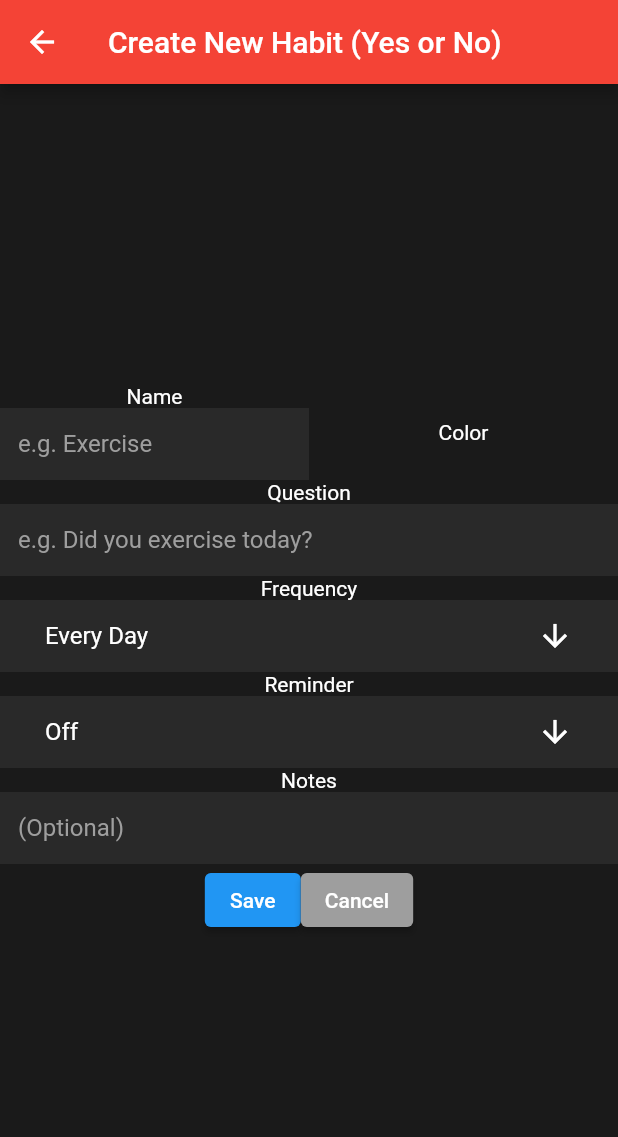
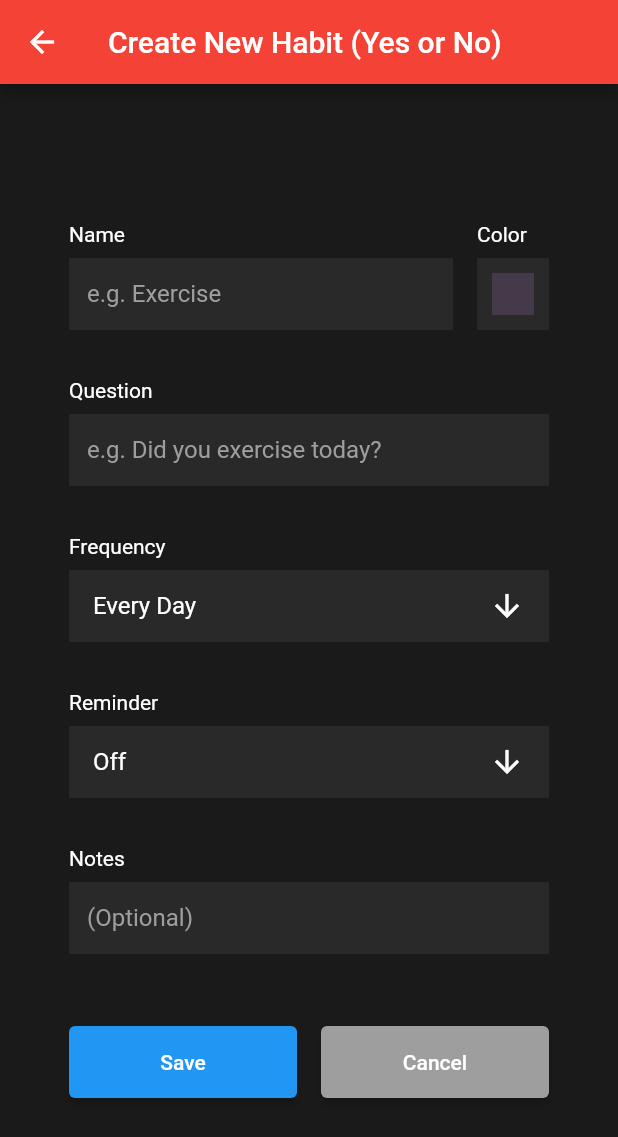
Before and after one commit to accountability-tracker/habit_tracker, a Flutter app: the Page_CreateNewHabitYesOrNo screen opened directly, on a phone screen of 412 x 824 dp. Shown: the top 1137 px of the screen. Run offline on Flutter 3.47's test engine with Material 2 defaults, Android fonts, the phone set to English and light mode, and no system bars; our stand-ins replace flutter_colorpicker, flutter_riverpod.

Commit message:
Add: colorpicker and finish inital design of create simple habit page

```diff
--- a/lib/CreateNewHabitYesOrNo/CreateNewHabitYesOrNo.dart
+++ b/lib/CreateNewHabitYesOrNo/CreateNewHabitYesOrNo.dart
@@ -1,5 +1,6 @@
 import 'package:flutter/material.dart';
 import 'package:flutter_riverpod/flutter_riverpod.dart';
+import 'package:flutter_colorpicker/flutter_colorpicker.dart';
 
 import '../components/FlatTextField.dart';
 import '../components/FlatDropdown.dart';
@@ -39,6 +40,16 @@ class _Page_CreateNewHabitYesOrNo extends State<Page_CreateNewHabitYesOrNo> {
   //   });
   // }
 
+
+  // create some values
+  Color pickerColor = Color(0xff443a49);
+  Color currentColor = Color(0xff443a49);
+  // ValueChanged<Color> callback
+  void changeColor(Color color) {
+    setState(() => pickerColor = color);
+  }
+
+
   @override
   void dispose() {
     nameTextController.dispose();
@@ -53,6 +64,15 @@ class _Page_CreateNewHabitYesOrNo extends State<Page_CreateNewHabitYesOrNo> {
         title: Text("Create New Habit (Yes or No)"),
       ),
       body: Center(
+        child: Container(
+          margin: const EdgeInsets.all(16.0),
+
+          constraints: BoxConstraints (
+            minWidth: 320,
+            maxWidth: 896, // 16 * 56
+          ),
+          width: MediaQuery.of(context).size.width * 0.7,
+
           child: Column(
             mainAxisAlignment: MainAxisAlignment.center,
             children: <Widget>[
@@ -65,9 +85,11 @@ class _Page_CreateNewHabitYesOrNo extends State<Page_CreateNewHabitYesOrNo> {
                 children: <Widget>[
                   Expanded(
                     child: Column(
-                    mainAxisAlignment: MainAxisAlignment.center,
+                      crossAxisAlignment: CrossAxisAlignment.start,
                       children: <Widget>[
                         Text("Name"),
+
+                        SizedBox(height: 8.0,),
 
                         FlatTextField(
                           textController: nameTextController,
@@ -77,11 +99,75 @@ class _Page_CreateNewHabitYesOrNo extends State<Page_CreateNewHabitYesOrNo> {
                     ),
                   ),
 
-                Expanded(
-                  child: Column(
-                    mainAxisAlignment: MainAxisAlignment.center,
+                  SizedBox(width: 16.0,),
+
+                  Column(
+                    crossAxisAlignment: CrossAxisAlignment.start,
                     children: <Widget>[
                       Text("Color"),
+
+                      SizedBox(height: 8.0,),
+
+                      GestureDetector (
+                        onTap: () {
+                          showDialog(
+                            context: context,
+                            builder: (context) {
+                              return AlertDialog(
+                                title: const Text('Pick a color!'),
+                                content: SingleChildScrollView(
+                                  child: ColorPicker(
+                                    pickerColor: pickerColor,
+                                    onColorChanged: changeColor,
+                                  ),
+                                  // Use Material color picker:
+                                  //
+                                  // child: MaterialPicker(
+                                  //   pickerColor: pickerColor,
+                                  //   onColorChanged: changeColor,
+                                  //   showLabel: true, // only on portrait mode
+                                  // ),
+                                  //
+                                  // Use Block color picker:
+                                  //
+                                  // child: BlockPicker(
+                                  //   pickerColor: currentColor,
+                                  //   onColorChanged: changeColor,
+                                  // ),
+                                  //
+                                  // child: MultipleChoiceBlockPicker(
+                                  //   pickerColors: currentColors,
+                                  //   onColorsChanged: changeColors,
+                                  // ),
+                                ),
+                                actions: <Widget>[
+                                  ElevatedButton(
+                                    child: const Text('Got it'),
+                                    onPressed: () {
+                                      setState(() => currentColor = pickerColor);
+                                      Navigator.of(context).pop();
+                                    },
+                                  ),
+                                ],
+                              );
+                            }
+                          );
+                        },
+
+                        child:
+                        Container(
+                          color: Color.fromRGBO(41, 41, 41, 1.0),
+                          width: 48.0,
+                          height: 48.0,
+
+                          child: Container(
+                            margin: const EdgeInsets.all(10.0),
+                            color: currentColor,
+                            width: 48.0,
+                            height: 48.0,
+                          ),
+                        ),
+                      ),
 
                       // TextField(
                       //   controller: nameTextController,
@@ -92,17 +178,34 @@ class _Page_CreateNewHabitYesOrNo extends State<Page_CreateNewHabitYesOrNo> {
                       // ),
                     ],
                   ),
+                ],
+              ),
+
+              SizedBox(height: 32.0,),
+
+              Column(
+                crossAxisAlignment: CrossAxisAlignment.start,
+                children: <Widget>[
+                  Text("Question"),
+
+                  SizedBox(height: 8.0,),
+
+                  FlatTextField(
+                    textController: questionTextController,
+                    hintText: "e.g. Did you exercise today?",
                   ),
                 ],
               ),
 
-            Text("Question"),
-            FlatTextField(
-              textController: questionTextController,
-              hintText: "e.g. Did you exercise today?",
-            ),
+              SizedBox(height: 32.0,),
 
+              Column(
+                crossAxisAlignment: CrossAxisAlignment.start,
+                children: <Widget>[
                   Text("Frequency"),
+
+                  SizedBox(height: 8.0,),
+
                   FlatDropdown(
                     value: frequencyValue,
                     onValueChanged: (String? value_arg) {
@@ -112,8 +215,19 @@ class _Page_CreateNewHabitYesOrNo extends State<Page_CreateNewHabitYesOrNo> {
                     },
                     items: frequencyList,
                   ),
+                ],
+              ),
 
+              SizedBox(height: 32.0,),
+
+
+              Column(
+                crossAxisAlignment: CrossAxisAlignment.start,
+                children: <Widget>[
                   Text("Reminder"),
+
+                  SizedBox(height: 8.0,),
+
                   FlatDropdown(
                     value: reminderValue,
                     onValueChanged: (String? value_arg) {
@@ -123,20 +237,37 @@ class _Page_CreateNewHabitYesOrNo extends State<Page_CreateNewHabitYesOrNo> {
                     },
                     items: reminderList,
                   ),
+                ],
+              ),
 
+              SizedBox(height: 32.0,),
+
+              Column(
+                crossAxisAlignment: CrossAxisAlignment.start,
+                children: <Widget>[
                   Text("Notes"),
+
+                  SizedBox(height: 8.0,),
+
                   FlatTextField(
                     textController: notesTextController,
                     hintText: "(Optional)",
                   ),
+                ],
+              ),
+
+              SizedBox(height: 48.0,),
 
               Row(
                 mainAxisSize: MainAxisSize.min,
                 children: <Widget>[
+                  Expanded(
+                    child:
                     ElevatedButton(
                       style: ElevatedButton.styleFrom(
                         primary: Colors.blue, // background
                         onPrimary: Colors.white, // foreground
+                        padding: const EdgeInsets.fromLTRB(32, 16, 32, 16),
                       ),
                       onPressed: () {
                         showDialog(
@@ -148,7 +279,8 @@ class _Page_CreateNewHabitYesOrNo extends State<Page_CreateNewHabitYesOrNo> {
                                 questionTextController.text + " " +
                                 frequencyValue + " " +
                                 reminderValue + " " +
-                            notesTextController.text
+                                notesTextController.text + " " +
+                                currentColor.toString()
                               ),
                             );
                           },
@@ -156,14 +288,23 @@ class _Page_CreateNewHabitYesOrNo extends State<Page_CreateNewHabitYesOrNo> {
                       },
                       child: Text('Save'),
                     ),
+                  ),
 
+                  SizedBox(width: 16.0,),
+
+                  Expanded(
+                    child:
                     ElevatedButton(
                       style: ElevatedButton.styleFrom(
                         primary: Colors.grey, // background
                         onPrimary: Colors.white, // foreground
+                        padding: const EdgeInsets.fromLTRB(32, 16, 32, 16),
                       ),
-                  onPressed: () { },
+                      onPressed: () {
+                        Navigator.pop(context);
+                      },
                       child: Text('Cancel'),
+                    ),
                   ),
                 ],
               ),
@@ -177,6 +318,7 @@ class _Page_CreateNewHabitYesOrNo extends State<Page_CreateNewHabitYesOrNo> {
         //   tooltip: 'Increment',
         //   child: const Icon(Icons.add),
         // ), // This trailing comma makes auto-formatting nicer for build methods.
+      ),
     );
   }
 }
--- a/lib/components/FlatDropdown.dart
+++ b/lib/components/FlatDropdown.dart
@@ -44,7 +44,7 @@ class _FlatDropdown extends State<FlatDropdown> {
       ),
 
       child:Padding(
-        padding: EdgeInsets.only(left:30, right:30),
+        padding: EdgeInsets.only(left: 16, right: 16),
 
         child: DropdownButton(
           value: widget.value,
--- a/pubspec.yaml
+++ b/pubspec.yaml
@@ -41,10 +41,11 @@ dependencies:
 
   isar: *isar_version
   isar_flutter_libs: *isar_version # contains Isar Core
+  path_provider: ^2.0.11
 
   flutter_riverpod: ^2.0.2
 
-  path_provider: ^2.0.11
+  flutter_colorpicker: ^1.0.3
 
 dev_dependencies:
   flutter_test:
```
Also changed, not shown: pubspec.lock. Lines whose indentation alone changed are shown as unchanged.
